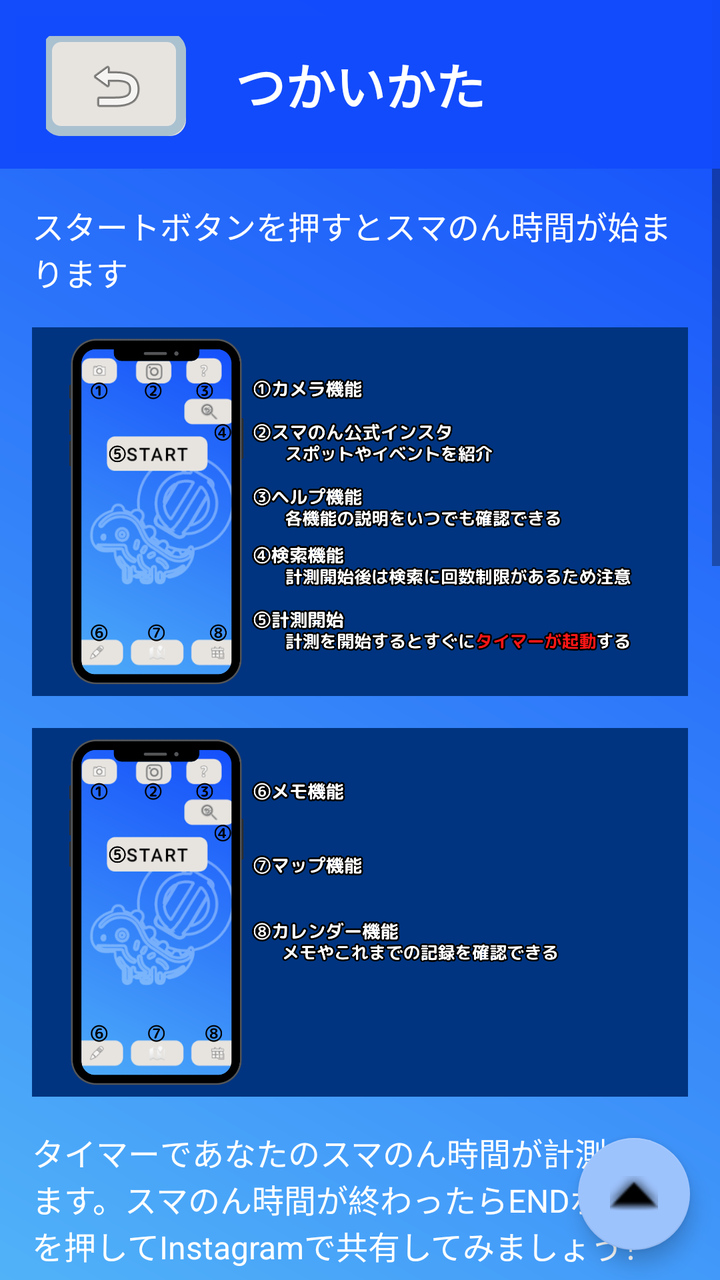
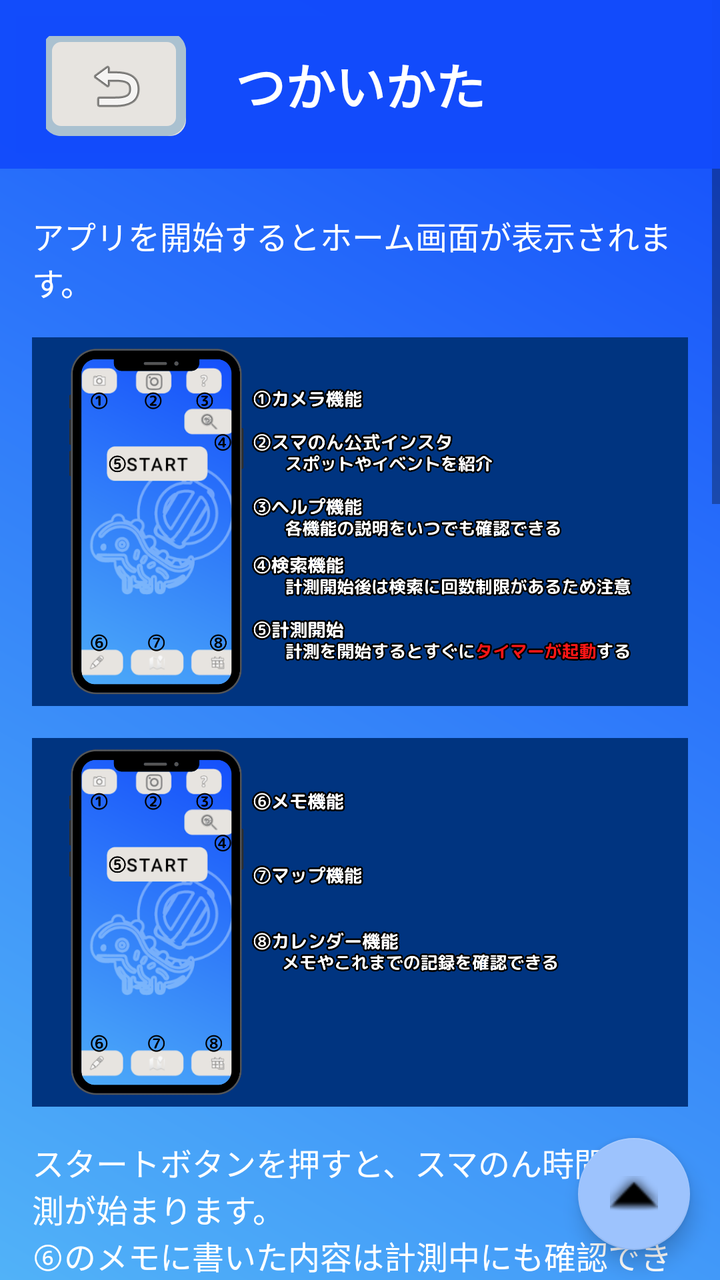

Compare the two renders of this Android layout. The source of the first and the diff that turns it into the second are given below.
<!-- AndroidManifest.xml: application theme Theme.App_test -->
<!-- res/layout/help_view.xml -->
<?xml version="1.0" encoding="utf-8"?>
<androidx.constraintlayout.widget.ConstraintLayout
    xmlns:android="http://schemas.android.com/apk/res/android"
    xmlns:app="http://schemas.android.com/apk/res-auto"
    xmlns:tools="http://schemas.android.com/tools"
    android:layout_width="match_parent"
    android:layout_height="match_parent"
    android:background="@drawable/gradient_background"
    tools:context=".HelpViewActivity">

 
    <ScrollView
        android:id="@+id/scrollView"
        android:layout_width="match_parent"
        android:layout_height="0dp"
        app:layout_constraintBottom_toBottomOf="parent">

        
        <LinearLayout
            android:layout_width="match_parent"
            android:layout_height="wrap_content"
            android:orientation="vertical"
            android:padding="16dp">
            

            
            <TextView
                android:layout_width="match_parent"
                android:layout_height="wrap_content"
                android:layout_marginTop="85dp"
                android:text="スタートボタンを押すとスマのん時間が始まります"
                android:textColor="#FFFFFF"
                android:textSize="16sp"
                android:paddingBottom="16dp" />

            <ImageView
                android:id="@+id/image_home_1"
                android:layout_width="match_parent"
                android:layout_height="wrap_content"
                android:scaleType="fitCenter"
                android:adjustViewBounds="true"
                android:src="@drawable/help_home_1"
                android:contentDescription="Sample Image"
                android:paddingBottom="16dp" />

            <ImageView
                android:id="@+id/image_home_2"
                android:layout_width="match_parent"
                android:layout_height="wrap_content"
                android:scaleType="fitCenter"
                android:adjustViewBounds="true"
                android:src="@drawable/help_home_2"
                android:contentDescription="Sample Image"
                android:paddingBottom="16dp" />

            
            <TextView
                android:layout_width="match_parent"
                android:layout_height="wrap_content"
                android:text="タイマーであなたのスマのん時間が計測されます。スマのん時間が終わったらENDボタンを押してInstagramで共有してみましょう！"
                android:textColor="#FFFFFF"
                android:textSize="16sp"
                android:paddingBottom="16dp" />

            <ImageView
                android:id="@+id/image_timer_1"
                android:layout_width="match_parent"
                android:layout_height="wrap_content"
                android:scaleType="fitCenter"
                android:adjustViewBounds="true"
                android:src="@drawable/help_timer_1"
                android:contentDescription="Sample Image"
                android:paddingBottom="16dp" />

            <ImageView
                android:id="@+id/image_timer_2"
                android:layout_width="match_parent"
                android:layout_height="wrap_content"
                android:scaleType="fitCenter"
                android:adjustViewBounds="true"
                android:src="@drawable/help_timer_2"
                android:contentDescription="Sample Image"
                android:paddingBottom="16dp" />

            
            <TextView
                android:layout_width="match_parent"
                android:layout_height="wrap_content"
                android:text="今日のスマのん時間がカレンダーと一緒に閲覧できます。"
                android:textColor="#FFFFFF"
                android:textSize="16sp"
                android:paddingBottom="16dp" />

            <ImageView
                android:id="@+id/image_calendar"
                android:layout_width="match_parent"
                android:layout_height="wrap_content"
                android:scaleType="fitCenter"
                android:adjustViewBounds="true"
                android:src="@drawable/help_calendar"
                android:contentDescription="Sample Image"
                android:paddingBottom="16dp" />

            <TextView
                android:layout_width="match_parent"
                android:layout_height="wrap_content"
                android:text="左上のもどるボタンを押してスマのん時間を始めてみましょう！"
                android:textStyle="bold"
                android:textColor="#FFFFFF"
                android:textSize="20sp"
                android:paddingBottom="16dp" />

            <TextView
                android:layout_width="match_parent"
                android:layout_height="wrap_content"
                android:text="  "
                android:textColor="#FFFFFF"
                android:textSize="20sp"
                android:paddingBottom="16dp" />
        </LinearLayout>
    </ScrollView>

    
    <com.google.android.material.floatingactionbutton.FloatingActionButton
        android:id="@+id/to_top"
        android:contentDescription="Scroll to Top"
        android:layout_width="wrap_content"
        android:layout_height="wrap_content"
        android:clickable="true"
        app:srcCompat="@android:drawable/arrow_up_float"
        app:backgroundTint="#9DC3FD"
        tools:layout_editor_absoluteX="15dp"
        tools:layout_editor_absoluteY="793dp"
        app:layout_constraintBottom_toBottomOf="parent"
        app:layout_constraintEnd_toEndOf="parent"
        android:layout_margin="15dp"/>









    
    <androidx.constraintlayout.widget.ConstraintLayout
        android:layout_width="match_parent"
        android:layout_height="wrap_content"
        android:background="#F5124BFB"
        android:padding="8dp"
        app:layout_constraintTop_toTopOf="parent">


        <TextView
            android:id="@+id/header_title"
            android:layout_width="match_parent"
            android:layout_height="wrap_content"
            android:background="#F5124BFB"
            android:gravity="center"
            android:padding="16dp"
            android:text="つかいかた"
            android:textStyle="bold"
            android:textColor="#FFFFFF"
            android:textSize="25sp"
            app:layout_constraintTop_toTopOf="parent" />

        <ImageButton
            android:id="@+id/button_home"
            android:layout_width="70dp"
            android:layout_height="50dp"
            android:layout_marginStart="15dp"
            android:layout_marginTop="10dp"
            app:layout_constraintStart_toStartOf="parent"
            app:layout_constraintTop_toTopOf="parent"
            android:clickable="true"
            app:srcCompat="@android:drawable/ic_menu_revert"
            android:background="@drawable/button_3d_selector"
            android:contentDescription="戻るボタンです"
            tools:ignore="MissingConstraints"
            />
    </androidx.constraintlayout.widget.ConstraintLayout>

</androidx.constraintlayout.widget.ConstraintLayout>
<!-- resources referenced by this layout -->
<resources>
  <!-- drawable button_3d_selector (drawable) -->
  <selector xmlns:android="http://schemas.android.com/apk/res/android">
  
      
      <item android:state_pressed="true" android:drawable="@drawable/button_3d_pressed_design"/>
  
      
      <item android:drawable="@drawable/button_3d_design" />
  
  </selector>
  <!-- drawable gradient_background (drawable) -->
  <?xml version="1.0" encoding="utf-8"?>
  <layer-list xmlns:android="http://schemas.android.com/apk/res/android">
      <item>
          <shape android:shape="rectangle">
              <gradient
                  android:startColor="#51B2F8"
                  android:endColor="#124BFB"
                  android:backgroundTint="#574E4E"
                  android:angle="45"
                  />
          </shape>
      </item>
  </layer-list>
  <!-- drawable help_calendar: png bitmap (drawable, 357806 bytes) -->
  <!-- drawable help_home_1: png bitmap (drawable, 456790 bytes) -->
  <!-- drawable help_home_2: png bitmap (drawable, 302731 bytes) -->
  <!-- drawable help_timer_1: png bitmap (drawable, 432319 bytes) -->
  <!-- drawable help_timer_2: png bitmap (drawable, 399070 bytes) -->
  <style name="Theme.App_test" parent="Theme.MaterialComponents.DayNight.DarkActionBar">
          
          <item name="colorPrimary">@color/purple_500</item>
          <item name="colorPrimaryVariant">@color/purple_700</item>
          <item name="colorOnPrimary">@color/white</item>
          
          <item name="colorSecondary">@color/teal_200</item>
          <item name="colorSecondaryVariant">@color/teal_700</item>
          <item name="colorOnSecondary">@color/black</item>
          
          <item name="android:statusBarColor">?attr/colorPrimaryVariant</item>
          
  
      </style>
  <!-- drawable button_3d_pressed_design (drawable) -->
  <layer-list xmlns:android="http://schemas.android.com/apk/res/android">
  
      
      <item>
          <shape android:shape="rectangle">
              <solid android:color="#D6D3CF" />
              <corners android:radius="8dp" />
          </shape>
      </item>
  
      
      <item android:left="-2dp" android:top="-2dp">
          <shape android:shape="rectangle">
              <corners android:radius="7dp" />
              <stroke
                  android:width="5dp"
                  android:color="#8E9DAF" />
          </shape>
      </item>
  
  
  </layer-list>
  <!-- drawable button_3d_design (drawable) -->
  <layer-list xmlns:android="http://schemas.android.com/apk/res/android">
  
      
      <item>
          <shape android:shape="rectangle">
              <solid android:color="#E7E4E0" /> 
              <corners android:radius="8dp" /> 
          </shape>
      </item>
  
      
      <item android:left="-2dp" android:top="-2dp">
          <shape android:shape="rectangle">
              <corners android:radius="7dp" /> 
              <stroke
                  android:width="5dp"
                  android:color="#AAC1D0" /> 
          </shape>
      </item>
  
  </layer-list>
  <color name="purple_500">#FF6200EE</color>
  <color name="purple_700">#0440D7</color>
  <color name="white">#FFFFFFFF</color>
  <color name="teal_200">#FF03DAC5</color>
  <color name="teal_700">#FF018786</color>
  <color name="black">#FF000000</color>
</resources>

<!-- the commit's change to res/layout/help_view.xml (unified diff, before → after) -->
@@ -27,8 +27,8 @@
             <TextView
                 android:layout_width="match_parent"
                 android:layout_height="wrap_content"
-                android:layout_marginTop="85dp"
-                android:text="スタートボタンを押すとスマのん時間が始まります"
+                android:layout_marginTop="90dp"
+                android:text="アプリを開始するとホーム画面が表示されます。"
                 android:textColor="#FFFFFF"
                 android:textSize="16sp"
                 android:paddingBottom="16dp" />
@@ -53,15 +53,22 @@
                 android:contentDescription="Sample Image"
                 android:paddingBottom="16dp" />
 
-            
             <TextView
                 android:layout_width="match_parent"
                 android:layout_height="wrap_content"
-                android:text="タイマーであなたのスマのん時間が計測されます。スマのん時間が終わったらENDボタンを押してInstagramで共有してみましょう！"
+                android:text="スタートボタンを押すと、スマのん時間の計測が始まります。"
+                android:textColor="#FFFFFF"
+                android:textSize="16sp" />
+
+            <TextView
+                android:layout_width="match_parent"
+                android:layout_height="wrap_content"
+                android:text="⑥のメモに書いた内容は計測中にも確認できます。"
                 android:textColor="#FFFFFF"
                 android:textSize="16sp"
                 android:paddingBottom="16dp" />
 
+            
             <ImageView
                 android:id="@+id/image_timer_1"
                 android:layout_width="match_parent"
@@ -82,15 +89,15 @@
                 android:contentDescription="Sample Image"
                 android:paddingBottom="16dp" />
 
-            
             <TextView
                 android:layout_width="match_parent"
                 android:layout_height="wrap_content"
-                android:text="今日のスマのん時間がカレンダーと一緒に閲覧できます。"
+                android:text="スマのん時間が終わったら、ENDボタンを押して今日のスマのん時間を確認してみましょう。スマのん中に良い写真が撮れたらInstagramで共有してみましょう！"
                 android:textColor="#FFFFFF"
                 android:textSize="16sp"
                 android:paddingBottom="16dp" />
 
+            
             <ImageView
                 android:id="@+id/image_calendar"
                 android:layout_width="match_parent"
@@ -104,9 +111,17 @@
             <TextView
                 android:layout_width="match_parent"
                 android:layout_height="wrap_content"
-                android:text="左上のもどるボタンを押してスマのん時間を始めてみましょう！"
+                android:text="スマのん時間を終了すると記録画面にうつります。ここではあなたの今までのスマのん時間が記録されています。ひとことメモを残しておくと思い出も一緒に確認できておすすめです！"
+                android:textColor="#FFFFFF"
+                android:textSize="16sp"
+                android:paddingBottom="16dp" />
+
+            <TextView
+                android:layout_width="match_parent"
+                android:layout_height="wrap_content"
+                android:text="スマのんをはじめてみましょう！"
+                android:textColor="#FFFFFF"
                 android:textStyle="bold"
-                android:textColor="#FFFFFF"
                 android:textSize="20sp"
                 android:paddingBottom="16dp" />
 
